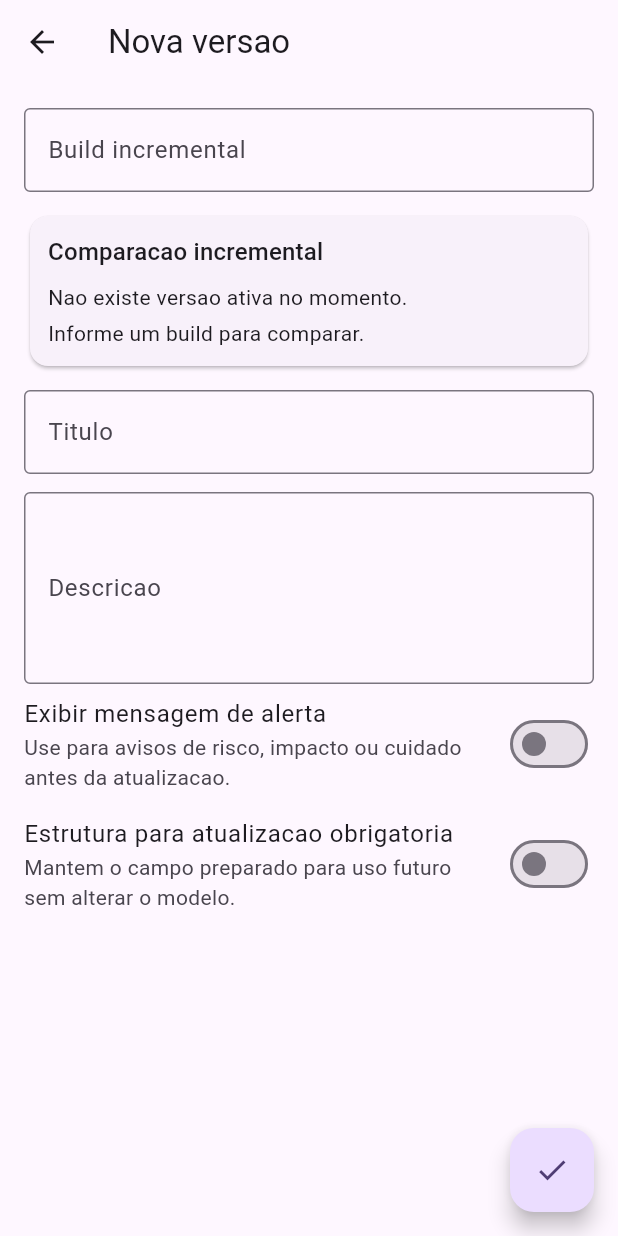
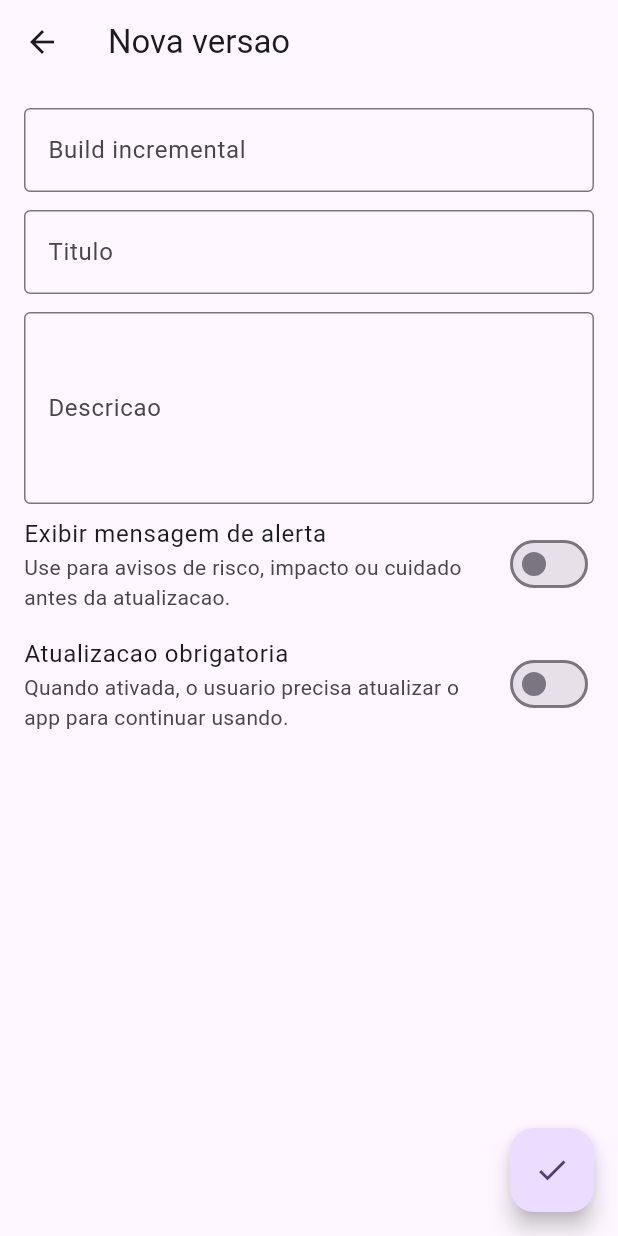
Before and after one commit to Mentor-Construcao/painel_mentor, a Flutter app: the AppVersionsPage screen opened by its route, after a tap on the "add" icon, on a phone screen of 412 x 824 dp. Run offline on Flutter 3.47's test engine with Material 3 defaults, Android fonts, the phone set to English and light mode, and no system bars; our stand-ins replace cloud_firestore, dio, equatable, firebase_core, flutter_bloc, get_it; missing offline and left inert: bloc_test, mockito; accounts and stored records are empty.

Commit message:
chore: simplificação da comparação de versões

```diff
--- a/features/app_versions/lib/presentation/bloc/app_versions_bloc/app_versions_event.dart
+++ b/features/app_versions/lib/presentation/bloc/app_versions_bloc/app_versions_event.dart
@@ -9,11 +9,12 @@ class InitializedAppVersionsEvent extends AppVersionsEvent {
 
 class SavedAppVersionEvent extends AppVersionsEvent {
   final AppVersionRelease release;
+  final int? originalBuildNumber;
 
-  SavedAppVersionEvent(this.release);
+  SavedAppVersionEvent(this.release, {this.originalBuildNumber});
 
   @override
-  List<Object?> get props => [release];
+  List<Object?> get props => [release, originalBuildNumber];
 }
 
 class SavedAppVersionSettingsEvent extends AppVersionsEvent {
--- a/features/app_versions/lib/presentation/pages/app_version_page.dart
+++ b/features/app_versions/lib/presentation/pages/app_version_page.dart
@@ -7,12 +7,12 @@ import 'package:flutter/material.dart';
 class AppVersionPageArgs {
   final AppVersionRelease? release;
   final AppVersionSettings settings;
-  final int? currentActiveBuildNumber;
+  final Set<int> existingBuildNumbers;
 
   const AppVersionPageArgs({
     this.release,
     required this.settings,
-    this.currentActiveBuildNumber,
+    required this.existingBuildNumbers,
   });
 }
 
@@ -21,12 +21,12 @@ class AppVersionPage extends StatefulWidget {
     super.key,
     this.release,
     required this.settings,
-    this.currentActiveBuildNumber,
+    required this.existingBuildNumbers,
   });
 
   final AppVersionRelease? release;
   final AppVersionSettings settings;
-  final int? currentActiveBuildNumber;
+  final Set<int> existingBuildNumbers;
 
   @override
   State<AppVersionPage> createState() => _AppVersionPageState();
@@ -52,14 +52,11 @@ class _AppVersionPageState extends State<AppVersionPage> {
       _showAlertMessage = widget.release!.showAlertMessage;
       _mandatoryUpdate = widget.release!.mandatoryUpdate;
     }
-    _buildNumberController.addListener(_onBuildChanged);
   }
 
   @override
   void dispose() {
-    _buildNumberController
-      ..removeListener(_onBuildChanged)
-      ..dispose();
+    _buildNumberController.dispose();
     _titleController.dispose();
     _descriptionController.dispose();
     _alertMessageController.dispose();
@@ -89,11 +86,13 @@ class _AppVersionPageState extends State<AppVersionPage> {
                   if (buildNumber == null) {
                     return 'Informe um build valido';
                   }
+                  if (widget.release == null &&
+                      widget.existingBuildNumbers.contains(buildNumber)) {
+                    return 'Ja existe uma release cadastrada para essa versao';
+                  }
                   return null;
                 },
               ),
-              const SizedBox(height: 12),
-              _buildComparisonCard(),
               const SizedBox(height: 12),
               _buildTextFormField(
                 controller: _titleController,
@@ -146,9 +145,9 @@ class _AppVersionPageState extends State<AppVersionPage> {
               ],
               SwitchListTile(
                 contentPadding: EdgeInsets.zero,
-                title: const Text('Estrutura para atualizacao obrigatoria'),
+                title: const Text('Atualizacao obrigatoria'),
                 subtitle: const Text(
-                  'Mantem o campo preparado para uso futuro sem alterar o modelo.',
+                  'Quando ativada, o usuario precisa atualizar o app para continuar usando.',
                 ),
                 value: _mandatoryUpdate,
                 onChanged: (value) {
@@ -166,55 +165,6 @@ class _AppVersionPageState extends State<AppVersionPage> {
         ),
       ),
     );
-  }
-
-  Widget _buildComparisonCard() {
-    final buildNumber = int.tryParse(_buildNumberController.text);
-    final currentActiveBuildNumber = widget.currentActiveBuildNumber;
-    final comparison = buildNumber == null || currentActiveBuildNumber == null
-        ? null
-        : AppVersionRelease(
-            buildNumber: buildNumber,
-            title: '',
-            description: '',
-            showAlertMessage: false,
-            alertMessage: '',
-            mandatoryUpdate: false,
-            isActive: false,
-            createdAt: '',
-          ).compareWithRemoteBuild(currentActiveBuildNumber);
-
-    return Card(
-      child: Padding(
-        padding: const EdgeInsets.all(12),
-        child: Column(
-          crossAxisAlignment: CrossAxisAlignment.start,
-          children: [
-            Text(
-              'Comparacao incremental',
-              style: Theme.of(context).textTheme.titleMedium,
-            ),
-            const SizedBox(height: 8),
-            Text(currentActiveBuildNumber == null
-                ? 'Nao existe versao ativa no momento.'
-                : 'Build da versao ativa: $currentActiveBuildNumber'),
-            const SizedBox(height: 4),
-            Text(_comparisonText(comparison)),
-          ],
-        ),
-      ),
-    );
-  }
-
-  String _comparisonText(VersionBuildComparison? comparison) {
-    switch (comparison) {
-      case VersionBuildComparison.equal:
-        return 'O build informado e igual ao da versao ativa.';
-      case VersionBuildComparison.lower:
-        return 'O build informado esta abaixo da versao ativa atual.';
-      case null:
-        return 'Informe um build para comparar.';
-    }
   }
 
   Widget _buildTextFormField({
@@ -238,10 +188,6 @@ class _AppVersionPageState extends State<AppVersionPage> {
     );
   }
 
-  void _onBuildChanged() {
-    setState(() {});
-  }
-
   void _onConfirm() {
     if (!(_formKey.currentState?.validate() ?? false)) {
       return;
@@ -259,7 +205,12 @@ class _AppVersionPageState extends State<AppVersionPage> {
       createdAt: widget.release?.createdAt ?? DateTime.now().toIso8601String(),
     );
 
-    sl<AppVersionsBloc>().add(SavedAppVersionEvent(release));
+    sl<AppVersionsBloc>().add(
+      SavedAppVersionEvent(
+        release,
+        originalBuildNumber: widget.release?.buildNumber,
+      ),
+    );
     Navigator.of(context).pop();
   }
 }
--- a/features/app_versions/lib/presentation/pages/app_versions_page.dart
+++ b/features/app_versions/lib/presentation/pages/app_versions_page.dart
@@ -181,7 +181,7 @@ class AppVersionsPage extends StatelessWidget {
               if (release.mandatoryUpdate) ...[
                 const SizedBox(height: 8),
                 const Text(
-                  'Campo de atualizacao obrigatoria preparado para uso futuro.',
+                  'Atualizacao obrigatoria para continuar usando o app.',
                 ),
               ],
             ],
@@ -210,8 +210,9 @@ class AppVersionsPage extends StatelessWidget {
       '/app_version',
       arguments: AppVersionPageArgs(
         settings: settings,
-        currentActiveBuildNumber:
-            _currentActiveBuildNumber(context.read<AppVersionsBloc>().state),
+        existingBuildNumbers: _existingBuildNumbers(
+          context.read<AppVersionsBloc>().state,
+        ),
       ),
     );
   }
@@ -228,8 +229,9 @@ class AppVersionsPage extends StatelessWidget {
       arguments: AppVersionPageArgs(
         release: release,
         settings: settings,
-        currentActiveBuildNumber:
-            _currentActiveBuildNumber(context.read<AppVersionsBloc>().state),
+        existingBuildNumbers: _existingBuildNumbers(
+          context.read<AppVersionsBloc>().state,
+        ),
       ),
     );
   }
@@ -253,11 +255,11 @@ class AppVersionsPage extends StatelessWidget {
     return null;
   }
 
-  int? _currentActiveBuildNumber(AppVersionsState state) {
+  Set<int> _existingBuildNumbers(AppVersionsState state) {
     if (state is! AppVersionsLoaded) {
-      return null;
+      return {};
     }
-    return _latestActiveRelease(state.releases)?.buildNumber;
+    return state.releases.map((release) => release.buildNumber).toSet();
   }
 
   void _onToggleActive(
@@ -268,6 +270,7 @@ class AppVersionsPage extends StatelessWidget {
     context.read<AppVersionsBloc>().add(
           SavedAppVersionEvent(
             release.copyWith(isActive: value),
+            originalBuildNumber: release.buildNumber,
           ),
         );
   }
--- a/lib/routes.dart
+++ b/lib/routes.dart
@@ -14,6 +14,7 @@ Map<String, Widget Function(BuildContext)> get mentorRoutes => {
         return AppVersionPage(
           release: args.release,
           settings: args.settings,
+          existingBuildNumbers: args.existingBuildNumbers,
         );
       },
       '/app_version_settings': (context) => AppVersionSettingsPage(
```
Also changed, not shown: features/app_versions/lib/presentation/bloc/app_versions_bloc/app_versions_bloc.dart (+13 -1 lines).
